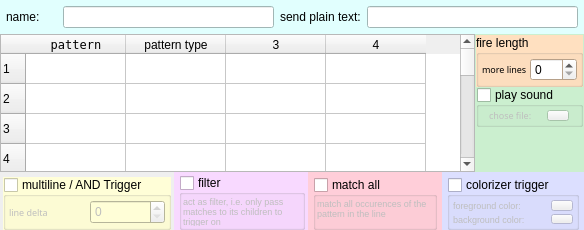
Before: the Qt Designer form src/ui/triggers_main_area.ui in Mudlet/Mudlet, drawn with Qt 5.
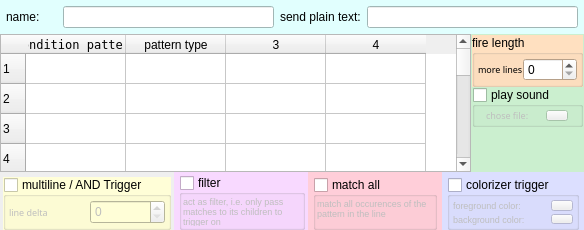
After: the same form once the commit is applied.

```diff
--- a/src/ui/triggers_main_area.ui
+++ b/src/ui/triggers_main_area.ui
@@ -547,7 +547,7 @@
                  <row/>
                  <column>
                   <property name="text">
-                   <string>pattern</string>
+                   <string>condition pattern</string>
                   </property>
                   <property name="font">
                    <font>
@@ -868,7 +868,7 @@
                <item>
                 <widget class="QSpinBox" name="spinBox_stayOpen">
                  <property name="sizePolicy">
-                  <sizepolicy hsizetype="Expanding" vsizetype="Expanding">
+                  <sizepolicy hsizetype="Expanding" vsizetype="Fixed">
                    <horstretch>0</horstretch>
                    <verstretch>0</verstretch>
                   </sizepolicy>
@@ -876,6 +876,9 @@
                  <property name="toolTip">
                   <string>Within how many lines must all condition be true to fire the trigger?</string>
                  </property>
+                 <property name="maximum">
+                  <number>1000</number>
+                 </property>
                 </widget>
                </item>
               </layout>
```
Left out of the diff: 18 changed lines with no effect on the pictures.
